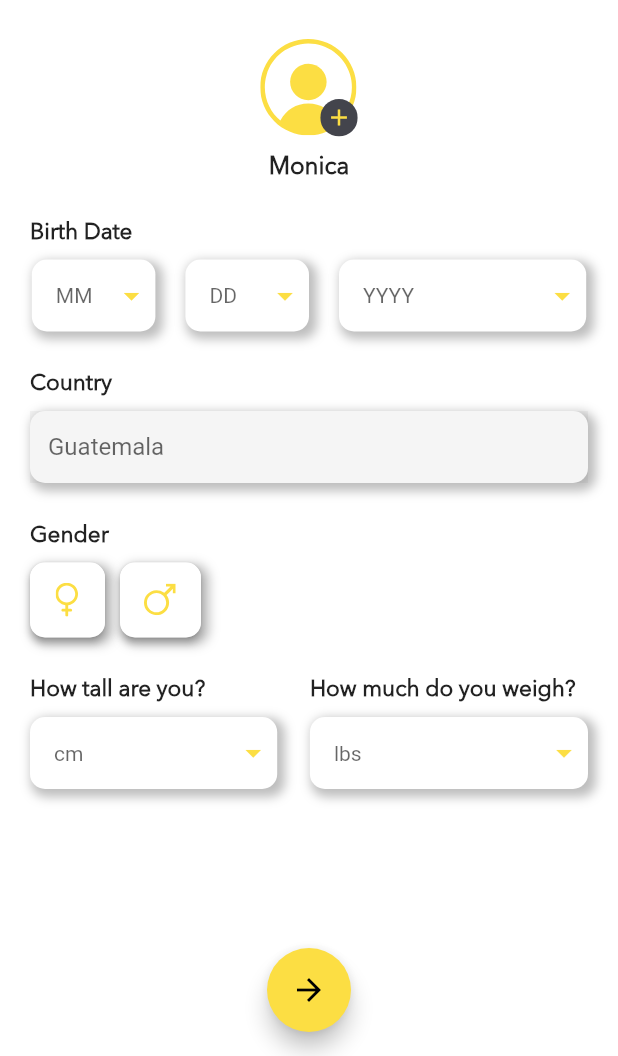
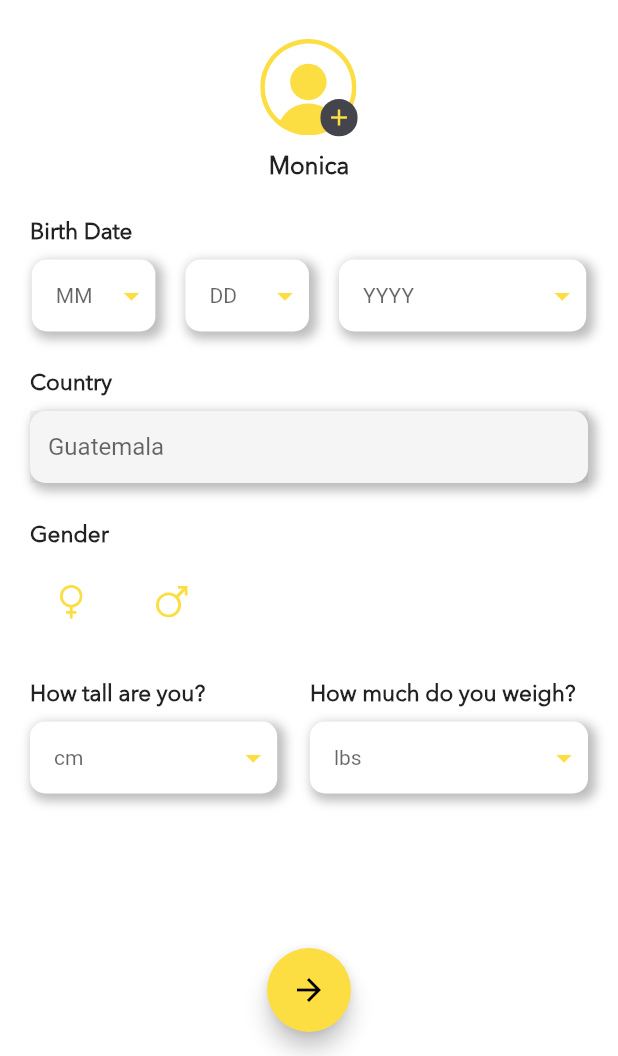
Before and after one commit to Jenner-95/Bold-Flt, a Flutter app: the RegisterForm2 screen opened by its route, on a phone screen of 412 x 824 dp, the part 180-1236 px from its top. Run offline on Flutter 3.47's test engine with Material 2 defaults, Android fonts, the phone set to English and light mode, and no system bars; our stand-ins replace charts_flutter, date_picker_timeline, flutter_svg, md2_tab_indicator, rxdart, shared_preferences and 1 more; accounts and stored records are empty; statements that could not run were skipped.

Commit message:
Modified Register Page

```diff
--- a/lib/main.dart
+++ b/lib/main.dart
@@ -41,7 +41,7 @@ class MyApp extends StatelessWidget {
         routes: {
           'splash_screen': (BuildContext context) => SplashScreen(),
           'sign_in': (BuildContext context) => SignIn(),
-          'register': (BuildContext context) => ButtonWidget(),
+          'register': (BuildContext context) => RegisterForm(),
           'register_two': (BuildContext context) => RegisterForm2(),
           'register_three': (BuildContext context) => RegisterForm3(),
           'tabbar': (BuildContext context) => TabsPage(),
--- a/lib/src/pages/auth/register_two.dart
+++ b/lib/src/pages/auth/register_two.dart
@@ -11,6 +11,7 @@ class _RegisterForm2State extends State<RegisterForm2> {
   String _dropDownButtonValue = 'MM';
   String _dropDownButtonValue2 = 'DD';
   String _dropDownButtonValue3 = 'YYYY';
+  String selected = '';
 
   @override
   Widget build(BuildContext context) {
@@ -277,61 +278,49 @@ class _RegisterForm2State extends State<RegisterForm2> {
                   ),
                   SizedBox(height: 10.0),
                   Row(
-                    mainAxisAlignment: MainAxisAlignment.start,
                     children: <Widget>[
-                      Wrap(
-                        direction: Axis.horizontal,
-                        children: <Widget>[
-                          Container(
-                            decoration: BoxDecoration(
-                                borderRadius: BorderRadius.circular(10.0),
-                                color: Colors.white,
-                                boxShadow: <BoxShadow>[
-                                  BoxShadow(
-                                      color: Colors.black26,
-                                      blurRadius: 5.0,
-                                      spreadRadius: 2.0,
-                                      offset: Offset(3.0, 3.0))
-                                ]),
-                            child: ButtonTheme(
+                      ChoiceChip(
+                        selectedColor: Color(0xff43444c),
+                        backgroundColor: Colors.white,
+                        padding: EdgeInsets.symmetric(
+                            vertical: 15.0, horizontal: 12.0),
                         shape: RoundedRectangleBorder(
                             borderRadius: BorderRadius.circular(10.0)),
-                              minWidth: 50.0,
-                              height: 50.0,
-                              child: RaisedButton(
-                                onPressed: () {},
-                                color: Colors.white,
-                                child: SvgPicture.asset(
-                                    'assets/images/femaleicon.svg'),
+                        label: Column(
+                          mainAxisAlignment: MainAxisAlignment.start,
+                          children: [
+                            SvgPicture.asset('assets/images/femaleicon.svg'),
+                          ],
                         ),
-                            ),
+                        onSelected: (value) {
+                          setState(() {
+                            selected = 'female';
+                          });
+                          print(selected);
+                        },
+                        selected: selected.contains('female'),
                       ),
                       SizedBox(width: 10.0),
-                          Container(
-                            decoration: BoxDecoration(
-                                borderRadius: BorderRadius.circular(10.0),
-                                color: Colors.white,
-                                boxShadow: <BoxShadow>[
-                                  BoxShadow(
-                                      color: Colors.black26,
-                                      blurRadius: 5.0,
-                                      spreadRadius: 2.0,
-                                      offset: Offset(3.0, 3.0))
-                                ]),
-                            child: ButtonTheme(
+                      ChoiceChip(
+                        selectedColor: Color(0xff43444c),
+                        backgroundColor: Colors.white,
+                        padding: EdgeInsets.symmetric(
+                            vertical: 15.0, horizontal: 10.0),
                         shape: RoundedRectangleBorder(
                             borderRadius: BorderRadius.circular(10.0)),
-                              minWidth: 50.0,
-                              height: 50.0,
-                              child: RaisedButton(
-                                onPressed: () {},
-                                color: Colors.white,
-                                child: SvgPicture.asset(
-                                    'assets/images/maleicon.svg'),
+                        label: Column(
+                          mainAxisAlignment: MainAxisAlignment.start,
+                          children: [
+                            SvgPicture.asset('assets/images/maleicon.svg'),
+                          ],
                         ),
-                            ),
-                          ),
-                        ],
+                        onSelected: (value) {
+                          setState(() {
+                            selected = 'male';
+                          });
+                          print(selected);
+                        },
+                        selected: selected.contains('male'),
                       ),
                     ],
                   ),
--- a/pubspec.yaml
+++ b/pubspec.yaml
@@ -21,8 +21,10 @@ dependencies:
   path_provider: ^1.6.18
   rxdart: ^0.24.1
   shared_preferences:
-  smart_select: ^4.2.1
+  # smart_select: ^4.2.1
   http: ^0.12.2
+  multi_select_flutter: ^3.1.2
+
 
 
 
```
Also changed, not shown: lib/src/pages/auth/register.dart (+135 -82 lines), lib/src/widgets/buttons_selected.dart (+55 -30 lines), pubspec.lock, 2 other files. Lines whose indentation alone changed are shown as unchanged.
